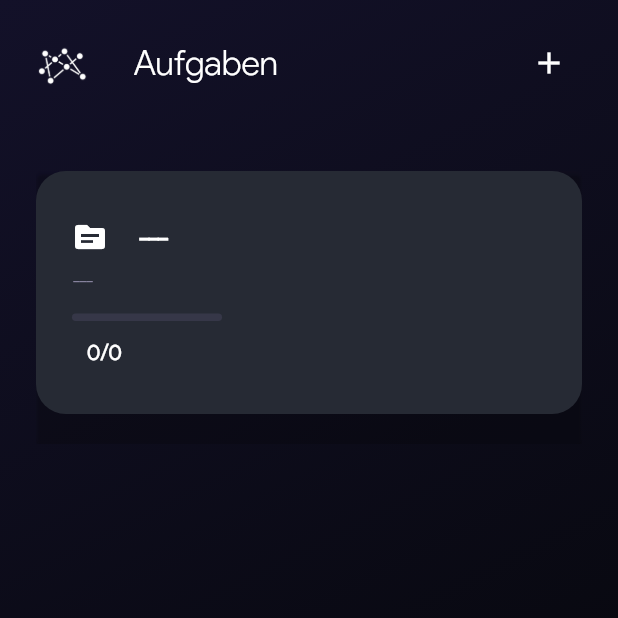
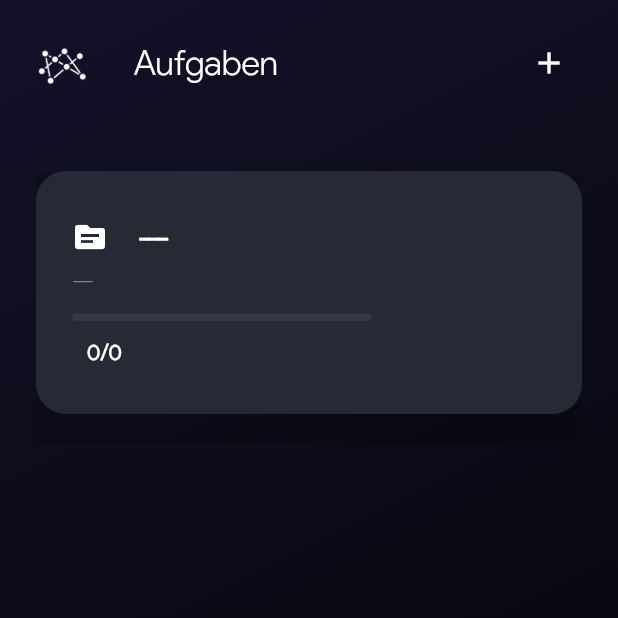
Before and after one commit to badbryany/todoapp, a Flutter app: the screen it shows after launch, after a tap on the "add" icon, on a phone screen of 412 x 824 dp, the top half of it. Run offline on Flutter 3.47's test engine with Material 2 defaults, Android fonts, the phone set to English and light mode, and no system bars; our stand-ins replace flutter_local_notifications, flutter_svg, shared_preferences, sqflite; accounts and stored records are empty.

```diff
--- a/lib/screens/taskpage.dart
+++ b/lib/screens/taskpage.dart
@@ -620,7 +620,7 @@ class _TaskpageState extends State<Taskpage>{
                           child: TextFormField(
                             focusNode: _titleFocus,
                             onChanged: (value) async {
-                              value.length <= 7 ? await _dbHelper.updateTaskTitle(_taskId, value) : print('too long');
+                              value.length <= 20 ? await _dbHelper.updateTaskTitle(_taskId, value) : print('too long');
                             },
                             initialValue: _taskTitle,
                             decoration: InputDecoration(
@@ -645,20 +645,16 @@ class _TaskpageState extends State<Taskpage>{
                       child: TextField(
                         focusNode: _descriptionFocus,
                         onSubmitted: (value) async {
-                          if(value != '' && value.length <= 20){
                           if(_taskId != 0){
                             await _dbHelper.updateTaskDescription(_taskId, value);
                             _taskDescription = value;
                           }
-                          }
                           _todoFocus.requestFocus();
                         },
                         onChanged: (value) async {
-                          if(value != '' && value.length <= 20){
                           if(_taskId != 0){
                             await _dbHelper.updateTaskDescription(_taskId, value);
                             _taskDescription = value;
-                            }
                           }
                         },
                         controller: TextEditingController()..text = _taskDescription,
--- a/lib/widgets.dart
+++ b/lib/widgets.dart
@@ -110,7 +110,7 @@ class _TaskCardWidgetState extends State<TaskCardWidget> {
                       child: Stack(
                         children: [
                           Container(
-                            width: 100,
+                            width: 200,
                             height: 5,
                             decoration: BoxDecoration(
                               color: Color(0xff363748),
@@ -118,7 +118,7 @@ class _TaskCardWidgetState extends State<TaskCardWidget> {
                             ),
                           ),
                           Container(
-                            width: whichWidth(snapshot.data.toString()),
+                            width: whichWidth(snapshot.data.toString())*2,
                             height: 5,
                             decoration: BoxDecoration(
                               gradient: LinearGradient(
```
Lines whose indentation alone changed are shown as unchanged.
